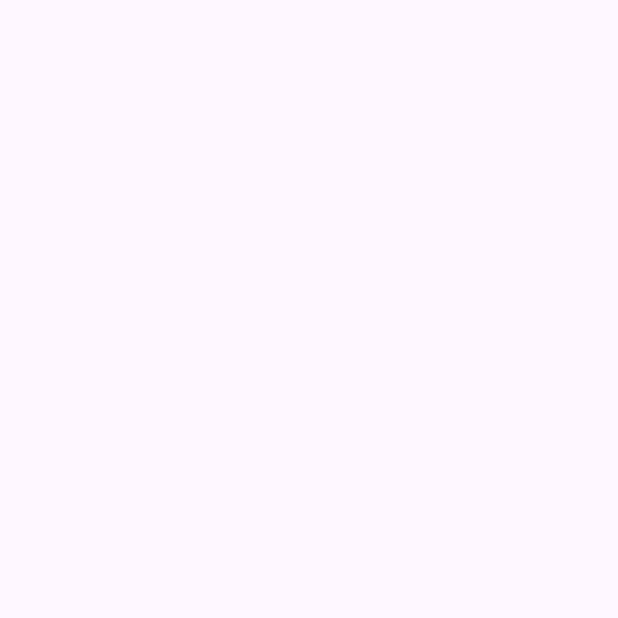
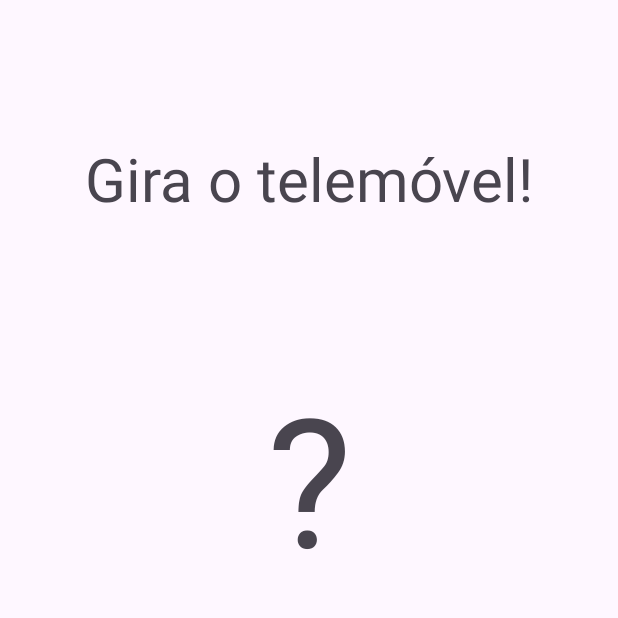
Before and after one commit to GuilhermeBernini/DSSMV_ProjectDroid_1250853_1251002, an Android app: the SpinActivity screen opened directly, with no data from a screen before it, on a phone screen of 412 x 824 dp, the top half of it. Before the commit the part shown is empty. Run offline under Robolectric (Android 15) with nearby library versions, the phone set to English and light mode, and no system bars.

Commit message:
Lê o giroscópio e mostra o valor no ecrã do giro

```diff
--- a/app/src/main/java/com/example/spinparty/SpinActivity.java
+++ b/app/src/main/java/com/example/spinparty/SpinActivity.java
@@ -1,14 +1,24 @@
 package com.example.spinparty;
 
+import android.hardware.Sensor;
+import android.hardware.SensorEvent;
+import android.hardware.SensorEventListener;
+import android.hardware.SensorManager;
 import android.os.Bundle;
 
+import android.widget.TextView;
 import androidx.activity.EdgeToEdge;
 import androidx.appcompat.app.AppCompatActivity;
 import androidx.core.graphics.Insets;
 import androidx.core.view.ViewCompat;
 import androidx.core.view.WindowInsetsCompat;
 
-public class SpinActivity extends AppCompatActivity {
+public class SpinActivity extends AppCompatActivity implements SensorEventListener {
+    private TextView tvNumber;
+    private TextView tvResult;
+
+    private SensorManager sensorManager;  // declarar as variáveis
+    private Sensor gyroscope;
 
     @Override
     protected void onCreate(Bundle savedInstanceState) {
@@ -20,5 +30,33 @@ public class SpinActivity extends AppCompatActivity {
             v.setPadding(systemBars.left, systemBars.top, systemBars.right, systemBars.bottom);
             return insets;
         });
+        tvNumber = findViewById(R.id.tvNumber);
+        tvResult = findViewById(R.id.tvResult);
+
+        sensorManager = (SensorManager) getSystemService(SENSOR_SERVICE); // pede ao android acesso aos sensores
+        gyroscope = sensorManager.getDefaultSensor(Sensor.TYPE_GYROSCOPE); // já tem acesso por isso vai buscar o gyroscope
+    }
+
+    @Override
+    protected void onResume() {
+        super.onResume();
+        sensorManager.registerListener(this, gyroscope, SensorManager.SENSOR_DELAY_GAME);
+    }
+
+    @Override
+    protected void onPause() {
+        super.onPause();
+        sensorManager.unregisterListener(this);
+    }
+
+    @Override
+    public void onAccuracyChanged(Sensor sensor, int accuracy) {
+
+    }
+
+    @Override
+    public void onSensorChanged(SensorEvent event) {
+        float z = event.values[2];          // rotação à volta do eixo z (rad/s)
+        tvNumber.setText(String.valueOf(z)); // mostra o valor no ecrã
     }
 }
--- a/app/src/main/res/layout/activity_spin.xml
+++ b/app/src/main/res/layout/activity_spin.xml
@@ -8,4 +8,37 @@
         android:layout_height="match_parent"
         tools:context=".SpinActivity">
 
+    <TextView
+            android:id="@+id/tvSpinTitle"
+            android:layout_width="wrap_content"
+            android:layout_height="wrap_content"
+            android:text="Gira o telemóvel!"
+            android:textSize="40sp"
+            android:layout_marginTop="92dp"
+            app:layout_constraintTop_toTopOf="parent"
+            app:layout_constraintStart_toStartOf="parent"
+            app:layout_constraintEnd_toEndOf="parent"/>
+
+    <TextView
+            android:id="@+id/tvNumber"
+            android:layout_width="wrap_content"
+            android:layout_height="wrap_content"
+            android:text="?"
+            android:textSize="120sp"
+            android:layout_marginTop="92dp"
+            app:layout_constraintTop_toBottomOf="@id/tvSpinTitle"
+            app:layout_constraintStart_toStartOf="parent"
+            app:layout_constraintEnd_toEndOf="parent"/>
+
+    <TextView
+            android:id="@+id/tvResult"
+            android:layout_width="wrap_content"
+            android:layout_height="wrap_content"
+            android:text=""
+            android:textSize="32sp"
+            android:layout_marginTop="92dp"
+            app:layout_constraintTop_toBottomOf="@id/tvNumber"
+            app:layout_constraintStart_toStartOf="parent"
+            app:layout_constraintEnd_toEndOf="parent"/>
+
 </androidx.constraintlayout.widget.ConstraintLayout>
```
